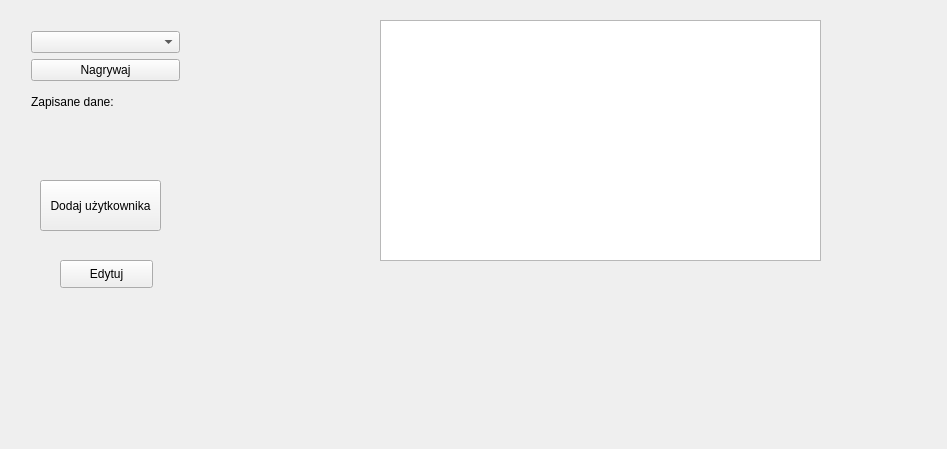
Above: src/mainwindow.ui from sggw-inf-2015-2/kk before the change. Below: the same form after it.
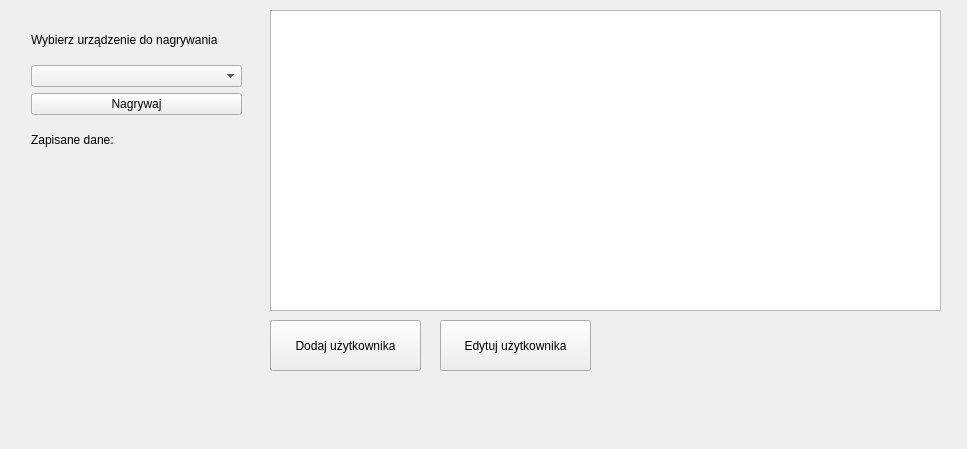
That is the form after the change.

Patch:
```diff
--- a/src/mainwindow.ui
+++ b/src/mainwindow.ui
@@ -6,7 +6,7 @@
    <rect>
     <x>0</x>
     <y>0</y>
-    <width>947</width>
+    <width>967</width>
     <height>449</height>
    </rect>
   </property>
@@ -18,12 +18,19 @@
     <property name="geometry">
      <rect>
       <x>20</x>
-      <y>20</y>
-      <width>171</width>
-      <height>108</height>
+      <y>10</y>
+      <width>233</width>
+      <height>159</height>
      </rect>
     </property>
     <layout class="QVBoxLayout" name="verticalLayout">
+     <item>
+      <widget class="QLabel" name="label_2">
+       <property name="text">
+        <string>Wybierz urządzenie do nagrywania</string>
+       </property>
+      </widget>
+     </item>
      <item>
       <widget class="QComboBox" name="deviceComboBox"/>
      </item>
@@ -57,9 +64,9 @@
    <widget class="QPushButton" name="AddUserButton">
     <property name="geometry">
      <rect>
-      <x>40</x>
-      <y>180</y>
-      <width>121</width>
+      <x>270</x>
+      <y>320</y>
+      <width>151</width>
       <height>51</height>
      </rect>
     </property>
@@ -70,24 +77,24 @@
    <widget class="QTableWidget" name="AdminUserList">
     <property name="geometry">
      <rect>
-      <x>380</x>
-      <y>20</y>
-      <width>441</width>
-      <height>241</height>
+      <x>270</x>
+      <y>10</y>
+      <width>671</width>
+      <height>301</height>
      </rect>
     </property>
    </widget>
    <widget class="QPushButton" name="EditUserButton">
     <property name="geometry">
      <rect>
-      <x>60</x>
-      <y>260</y>
-      <width>93</width>
-      <height>28</height>
+      <x>440</x>
+      <y>320</y>
+      <width>151</width>
+      <height>51</height>
      </rect>
     </property>
     <property name="text">
-     <string>Edytuj</string>
+     <string>Edytuj użytkownika</string>
     </property>
    </widget>
   </widget>
```
Left out of the diff: 13 changed lines with no effect on the pictures.
